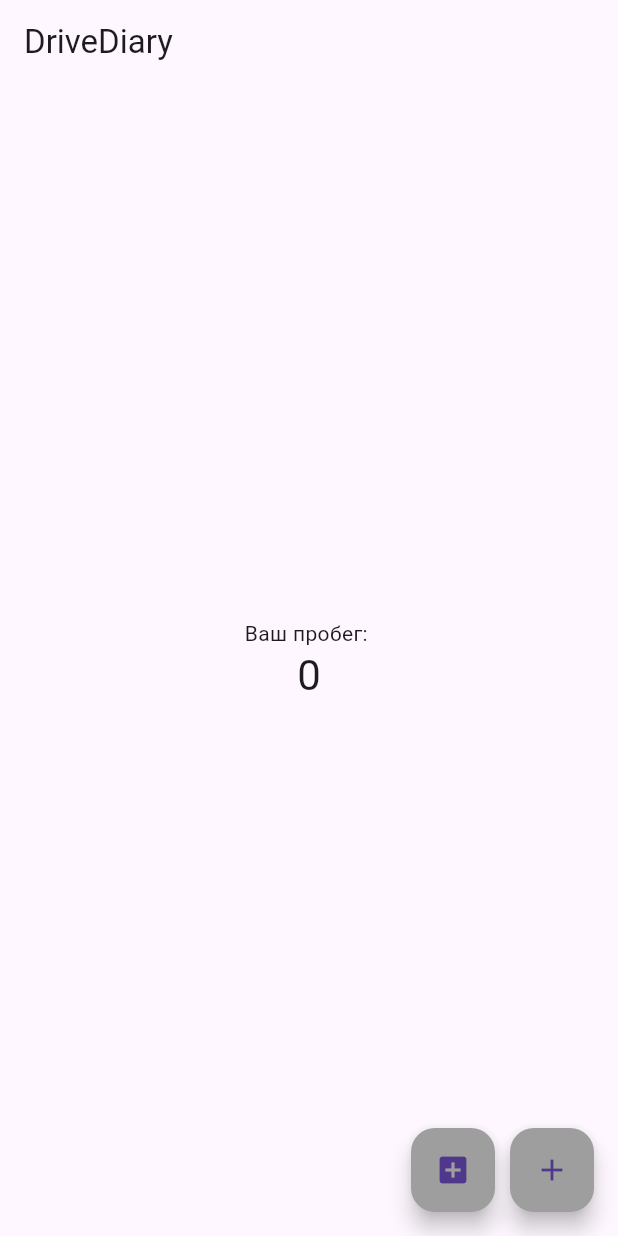
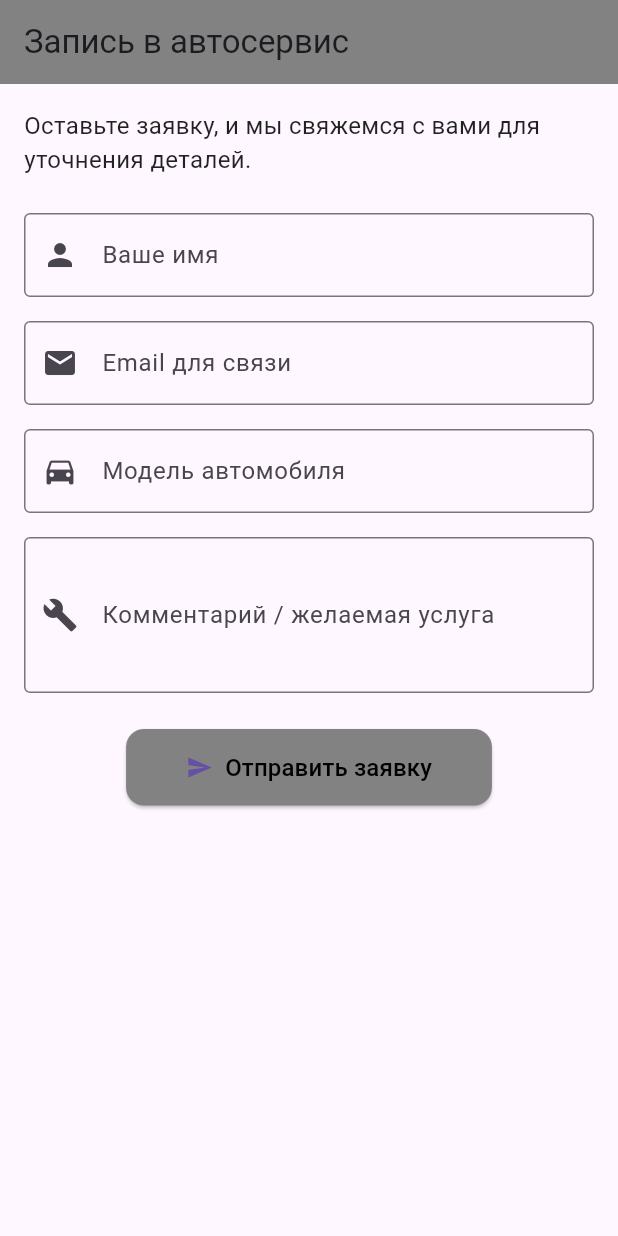
Before and after one commit to Nullwood/DriveDiary, a Flutter app: the screen it shows after launch, on a phone screen of 412 x 824 dp. Run offline on Flutter 3.47's test engine with Material 3 defaults, Android fonts, the phone set to English and light mode, and no system bars.

Commit message:
Добавлена форма для записи на обслуживание

```diff
--- a/lib/main.dart
+++ b/lib/main.dart
@@ -1,5 +1,6 @@
 import 'package:flutter/material.dart';
 import 'screens/home_screen.dart';
+import 'screens/form_screen.dart';
 
 void main() {
   runApp(const MyApp());
@@ -12,7 +13,7 @@ class MyApp extends StatelessWidget {
   Widget build(BuildContext context) {
     return const MaterialApp(
       debugShowCheckedModeBanner: false,
-      home: HomeScreen(),
+      home: FormScreen(),
     );
   }
 }
--- /dev/null
+++ b/lib/screens/form_screen.dart
@@ -0,0 +1,173 @@
+import 'package:flutter/material.dart';
+
+class FormScreen extends StatefulWidget {
+  const FormScreen({super.key});
+
+  @override
+  State<FormScreen> createState() => _FormScreenState();
+}
+
+class _FormScreenState extends State<FormScreen> {
+  final _formKey = GlobalKey<FormState>();
+  final _nameController = TextEditingController();
+  final _emailController = TextEditingController();
+  final _carModelController = TextEditingController();
+  final _commentController = TextEditingController();
+
+  @override
+  void dispose() {
+    _nameController.dispose();
+    _emailController.dispose();
+    _carModelController.dispose();
+    _commentController.dispose();
+    super.dispose();
+  }
+
+  void _submitForm() {
+    if (_formKey.currentState!.validate()) {
+      final name = _nameController.text;
+      final email = _emailController.text;
+      final car = _carModelController.text;
+      final comment = _commentController.text;
+
+      ScaffoldMessenger.of(context).showSnackBar(
+        SnackBar(
+          content: Text(
+            'Заявка отправлена!\n'
+            'Имя: $name\n'
+            'Email: $email\n'
+            'Автомобиль: $car\n'
+            'Комментарий: $comment',
+          ),
+          backgroundColor: Colors.green.shade700,
+        ),
+      );
+
+      // Очистим поля после отправки
+      _nameController.clear();
+      _emailController.clear();
+      _carModelController.clear();
+      _commentController.clear();
+    }
+  }
+
+  @override
+  Widget build(BuildContext context) {
+    return Scaffold(
+      appBar: AppBar(
+        title: const Text('Запись в автосервис'),
+        backgroundColor: const Color.fromARGB(255, 130, 130, 130),
+      ),
+      body: SingleChildScrollView(
+        padding: const EdgeInsets.all(16.0),
+        child: Form(
+          key: _formKey,
+          child: Column(
+            crossAxisAlignment: CrossAxisAlignment.start,
+            children: [
+              const Text(
+                'Оставьте заявку, и мы свяжемся с вами для уточнения деталей.',
+                style: TextStyle(fontSize: 16, color: Colors.black87),
+              ),
+              const SizedBox(height: 24),
+
+              // Имя
+              TextFormField(
+                controller: _nameController,
+                decoration: const InputDecoration(
+                  labelText: 'Ваше имя',
+                  hintText: 'Введите имя',
+                  prefixIcon: Icon(Icons.person),
+                  border: OutlineInputBorder(),
+                ),
+                validator: (value) {
+                  if (value == null || value.isEmpty) {
+                    return 'Введите имя';
+                  } else if (value.length < 2) {
+                    return 'Слишком короткое имя';
+                  }
+                  return null;
+                },
+              ),
+              const SizedBox(height: 16),
+
+              // Email
+              TextFormField(
+                controller: _emailController,
+                decoration: const InputDecoration(
+                  labelText: 'Email для связи',
+                  hintText: 'Введите адрес электронной почты',
+                  prefixIcon: Icon(Icons.email),
+                  border: OutlineInputBorder(),
+                ),
+                keyboardType: TextInputType.emailAddress,
+                validator: (value) {
+                  if (value == null || value.isEmpty) {
+                    return 'Введите email';
+                  }
+                  if (!RegExp(r'^[\w-\.]+@([\w-]+\.)+[\w-]{2,4}$')
+                      .hasMatch(value)) {
+                    return 'Введите корректный email';
+                  }
+                  return null;
+                },
+              ),
+              const SizedBox(height: 16),
+
+              // Модель автомобиля
+              TextFormField(
+                controller: _carModelController,
+                decoration: const InputDecoration(
+                  labelText: 'Модель автомобиля',
+                  hintText: 'Например: Nissan Skyline R34',
+                  prefixIcon: Icon(Icons.directions_car),
+                  border: OutlineInputBorder(),
+                ),
+                validator: (value) {
+                  if (value == null || value.isEmpty) {
+                    return 'Введите модель автомобиля';
+                  }
+                  return null;
+                },
+              ),
+              const SizedBox(height: 16),
+
+              // Комментарий
+              TextFormField(
+                controller: _commentController,
+                decoration: const InputDecoration(
+                  labelText: 'Комментарий / желаемая услуга',
+                  hintText: 'Например: замена выхлопа, чип-тюнинг...',
+                  prefixIcon: Icon(Icons.build),
+                  border: OutlineInputBorder(),
+                ),
+                maxLines: 3,
+              ),
+              const SizedBox(height: 24),
+
+              // Кнопка отправки
+              Center(
+                child: ElevatedButton.icon(
+                  onPressed: _submitForm,
+                  style: ElevatedButton.styleFrom(
+                    backgroundColor: const Color.fromARGB(255, 130, 130, 130),
+                    padding: const EdgeInsets.symmetric(
+                        horizontal: 40, vertical: 14),
+                    shape: RoundedRectangleBorder(
+                      borderRadius: BorderRadius.circular(12),
+                    ),
+                  ),
+                  icon: const Icon(Icons.send),
+                  label: const Text(
+                    'Отправить заявку',
+                    style: TextStyle(fontSize: 16, color: Color.fromARGB(255, 0, 0, 0)),
+                  ),
+                ),
+              ),
+            ],
+          ),
+        ),
+      ),
+    );
+  }
+}
```
Also changed, not shown: 1 other file.
